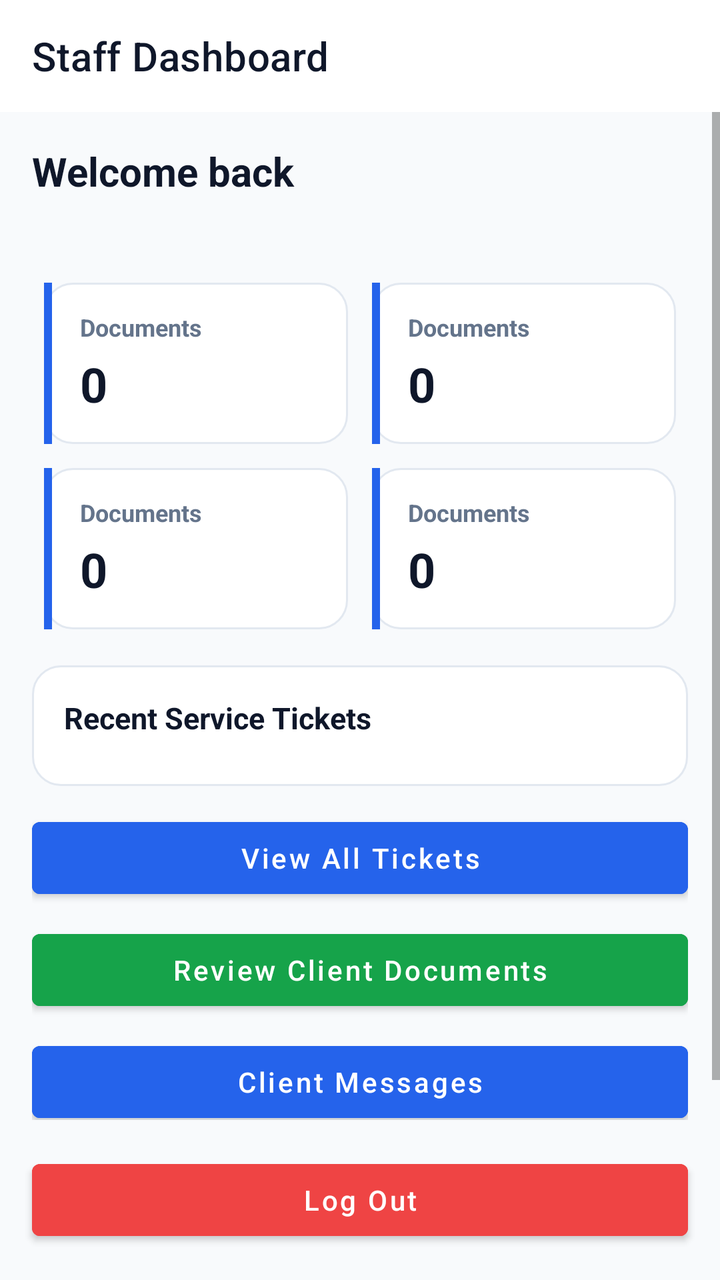
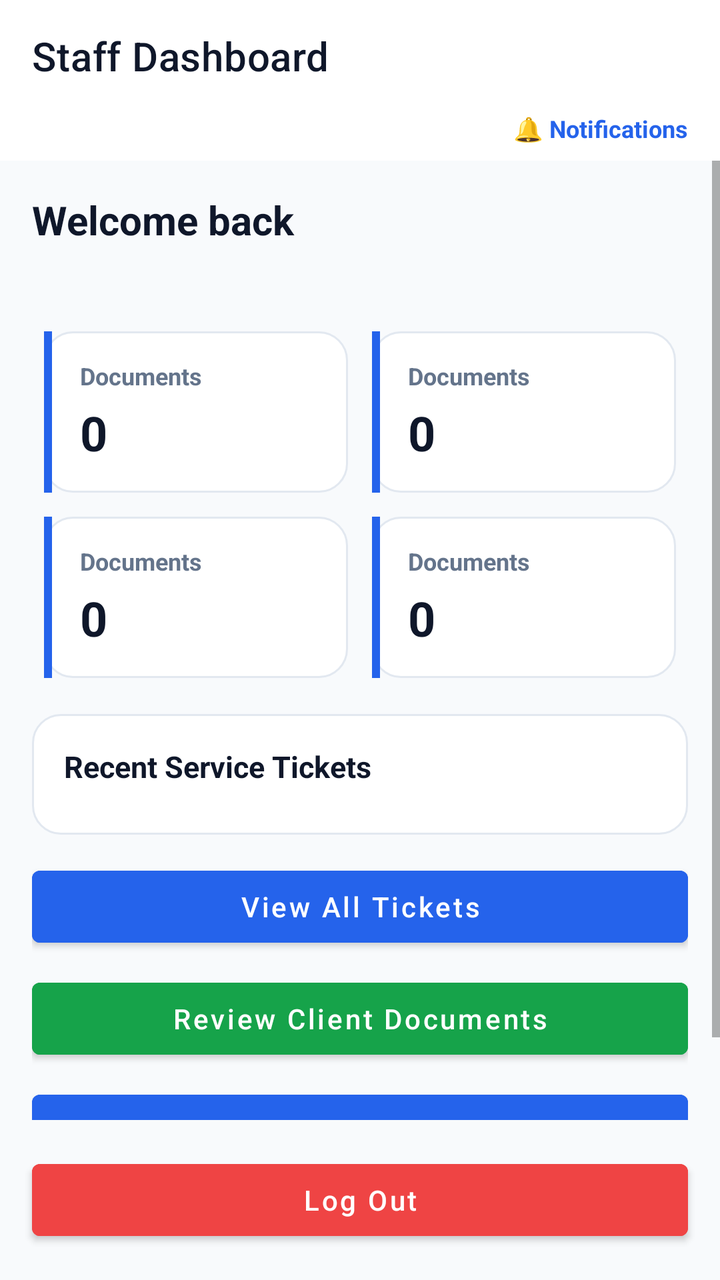

Two renders of the same Android screen: before a commit and after it. Below are the layout's source before the change and the commit's diff.
<!-- AndroidManifest.xml: application theme Theme.ApexLedger -->
<!-- res/layout/activity_staff_dashboard.xml -->
<?xml version="1.0" encoding="utf-8"?>
<LinearLayout xmlns:android="http://schemas.android.com/apk/res/android"
    xmlns:app="http://schemas.android.com/apk/res-auto"
    android:layout_width="match_parent"
    android:layout_height="match_parent"
    android:orientation="vertical"
    android:background="@color/gray_50">

    <com.google.android.material.appbar.MaterialToolbar
        android:id="@+id/toolbar"
        android:layout_width="match_parent"
        android:layout_height="?attr/actionBarSize"
        android:background="@color/white"
        app:titleTextColor="@color/navy"
        app:title="Staff Dashboard" />

    <ScrollView
        android:layout_width="match_parent"
        android:layout_height="0dp"
        android:layout_weight="1">

        <LinearLayout
            android:layout_width="match_parent"
            android:layout_height="wrap_content"
            android:orientation="vertical"
            android:padding="16dp">

            <TextView
                android:id="@+id/tvWelcome"
                android:layout_width="wrap_content"
                android:layout_height="wrap_content"
                android:text="Welcome back"
                android:textColor="@color/navy"
                android:textStyle="bold"
                android:textSize="20sp" />

            <LinearLayout
                android:layout_width="wrap_content"
                android:layout_height="wrap_content"
                android:orientation="horizontal"
                android:gravity="center_vertical"
                android:layout_marginTop="4dp"
                android:layout_marginBottom="16dp">

                <TextView
                    android:id="@+id/tvDate"
                    android:layout_width="wrap_content"
                    android:layout_height="wrap_content"
                    android:textColor="@color/gray_500"
                    android:textSize="12sp"
                    android:layout_marginEnd="8dp" />

                <TextView
                    android:id="@+id/tvDepartmentBadge"
                    android:layout_width="wrap_content"
                    android:layout_height="wrap_content"
                    android:text="Department"
                    android:textSize="10sp"
                    android:textStyle="bold"
                    android:textColor="@color/primary"
                    android:background="@color/primary_light"
                    android:paddingHorizontal="8dp"
                    android:paddingVertical="3dp"
                    android:visibility="gone" />
            </LinearLayout>

            <LinearLayout
                android:layout_width="match_parent"
                android:layout_height="wrap_content"
                android:orientation="horizontal">

                <include layout="@layout/item_stat_card" android:id="@+id/statMyClients" />
                <include layout="@layout/item_stat_card" android:id="@+id/statOpenTickets" />
            </LinearLayout>

            <LinearLayout
                android:layout_width="match_parent"
                android:layout_height="wrap_content"
                android:orientation="horizontal">

                <include layout="@layout/item_stat_card" android:id="@+id/statUnreadMessages" />
                <include layout="@layout/item_stat_card" android:id="@+id/statOverdue" />
            </LinearLayout>

            <LinearLayout
                android:layout_width="match_parent"
                android:layout_height="wrap_content"
                android:orientation="vertical"
                android:background="@drawable/bg_card_stroke"
                android:padding="16dp"
                android:layout_marginTop="12dp">

                <TextView
                    android:layout_width="wrap_content"
                    android:layout_height="wrap_content"
                    android:text="Recent Service Tickets"
                    android:textColor="@color/navy"
                    android:textStyle="bold"
                    android:textSize="15sp"
                    android:layout_marginBottom="8dp" />

                <androidx.recyclerview.widget.RecyclerView
                    android:id="@+id/rvAllTickets"
                    android:layout_width="match_parent"
                    android:layout_height="wrap_content"
                    android:nestedScrollingEnabled="false" />

            </LinearLayout>

            <Button
                android:id="@+id/btnViewAllTickets"
                android:layout_width="match_parent"
                android:layout_height="wrap_content"
                android:text="View All Tickets"
                android:textAllCaps="false"
                android:backgroundTint="@color/primary"
                android:textColor="@color/white"
                android:layout_marginTop="12dp" />

            <Button
                android:id="@+id/btnReviewDocuments"
                android:layout_width="match_parent"
                android:layout_height="wrap_content"
                android:text="Review Client Documents"
                android:textAllCaps="false"
                android:backgroundTint="@color/success"
                android:textColor="@color/white"
                android:layout_marginTop="8dp" />

            <Button
                android:id="@+id/btnClientMessages"
                android:layout_width="match_parent"
                android:layout_height="wrap_content"
                android:text="Client Messages"
                android:textAllCaps="false"
                android:backgroundTint="@color/primary"
                android:textColor="@color/white"
                android:layout_marginTop="8dp" />

            <Button
                android:id="@+id/btnReports"
                android:layout_width="match_parent"
                android:layout_height="wrap_content"
                android:text="Manager Reports"
                android:textAllCaps="false"
                android:backgroundTint="@color/gray_600"
                android:textColor="@color/white"
                android:layout_marginTop="8dp"
                android:visibility="gone" />

            <Button
                android:id="@+id/btnAdminPanel"
                android:layout_width="match_parent"
                android:layout_height="wrap_content"
                android:text="Admin Panel"
                android:textAllCaps="false"
                android:backgroundTint="@color/gray_600"
                android:textColor="@color/white"
                android:layout_marginTop="8dp"
                android:visibility="gone" />

        </LinearLayout>
    </ScrollView>

    <Button
        android:id="@+id/btnLogout"
        android:layout_width="match_parent"
        android:layout_height="wrap_content"
        android:text="Log Out"
        android:textAllCaps="false"
        android:backgroundTint="@color/danger"
        android:textColor="@color/white"
        android:layout_margin="16dp" />

</LinearLayout>
<!-- res/layout/item_stat_card.xml (included above) -->
<?xml version="1.0" encoding="utf-8"?>
<LinearLayout xmlns:android="http://schemas.android.com/apk/res/android"
    android:layout_width="0dp"
    android:layout_height="wrap_content"
    android:layout_weight="1"
    android:layout_margin="6dp"
    android:orientation="horizontal"
    android:background="@drawable/bg_card_stroke">

    <View
        android:id="@+id/statAccentBar"
        android:layout_width="4dp"
        android:layout_height="match_parent"
        android:background="@color/primary" />

    <LinearLayout
        android:layout_width="0dp"
        android:layout_height="wrap_content"
        android:layout_weight="1"
        android:orientation="vertical"
        android:padding="14dp">

        <TextView
            android:id="@+id/tvStatLabel"
            android:layout_width="wrap_content"
            android:layout_height="wrap_content"
            android:text="Documents"
            android:textColor="@color/gray_500"
            android:textSize="12sp"
            android:textStyle="bold" />

        <TextView
            android:id="@+id/tvStatValue"
            android:layout_width="wrap_content"
            android:layout_height="wrap_content"
            android:text="0"
            android:textColor="@color/navy"
            android:textStyle="bold"
            android:textSize="24sp"
            android:layout_marginTop="4dp" />

    </LinearLayout>
</LinearLayout>
<!-- resources referenced by this layout -->
<resources>
  <color name="danger">#EF4444</color>
  <color name="gray_50">#F8FAFC</color>
  <color name="gray_500">#64748B</color>
  <color name="gray_600">#475569</color>
  <color name="navy">#0F172A</color>
  <color name="primary">#2563EB</color>
  <color name="primary_light">#EFF6FF</color>
  <color name="success">#16A34A</color>
  <color name="white">#FFFFFF</color>
  <!-- drawable bg_card_stroke (drawable) -->
  <?xml version="1.0" encoding="utf-8"?>
  <shape xmlns:android="http://schemas.android.com/apk/res/android" android:shape="rectangle">
      <corners android:radius="14dp" />
      <solid android:color="@color/white" />
      <stroke android:width="1dp" android:color="@color/gray_200" />
  </shape>
  <style name="Theme.ApexLedger" parent="Theme.MaterialComponents.DayNight.NoActionBar">
          <item name="colorPrimary">@color/primary</item>
          <item name="colorPrimaryDark">@color/primary_dark</item>
          <item name="colorAccent">@color/success</item>
          <item name="android:windowBackground">@color/background</item>
          <item name="android:statusBarColor">@color/navy</item>
          <item name="android:navigationBarColor">@color/white</item>
      </style>
  <color name="gray_200">#E2E8F0</color>
  <color name="primary_dark">#1D4ED8</color>
  <color name="background">@color/gray_50</color>
</resources>

<!-- the commit's change to res/layout/activity_staff_dashboard.xml (unified diff, before → after) -->
@@ -13,6 +13,26 @@
         android:background="@color/white"
         app:titleTextColor="@color/navy"
         app:title="Staff Dashboard" />
+
+    <LinearLayout
+        android:layout_width="match_parent"
+        android:layout_height="wrap_content"
+        android:orientation="horizontal"
+        android:gravity="end"
+        android:background="@color/white"
+        android:paddingHorizontal="16dp"
+        android:paddingBottom="8dp">
+
+        <TextView
+            android:id="@+id/btnNotifications"
+            android:layout_width="wrap_content"
+            android:layout_height="wrap_content"
+            android:text="🔔 Notifications"
+            android:textColor="@color/primary"
+            android:textStyle="bold"
+            android:textSize="12sp" />
+
+    </LinearLayout>
 
     <ScrollView
         android:layout_width="match_parent"
